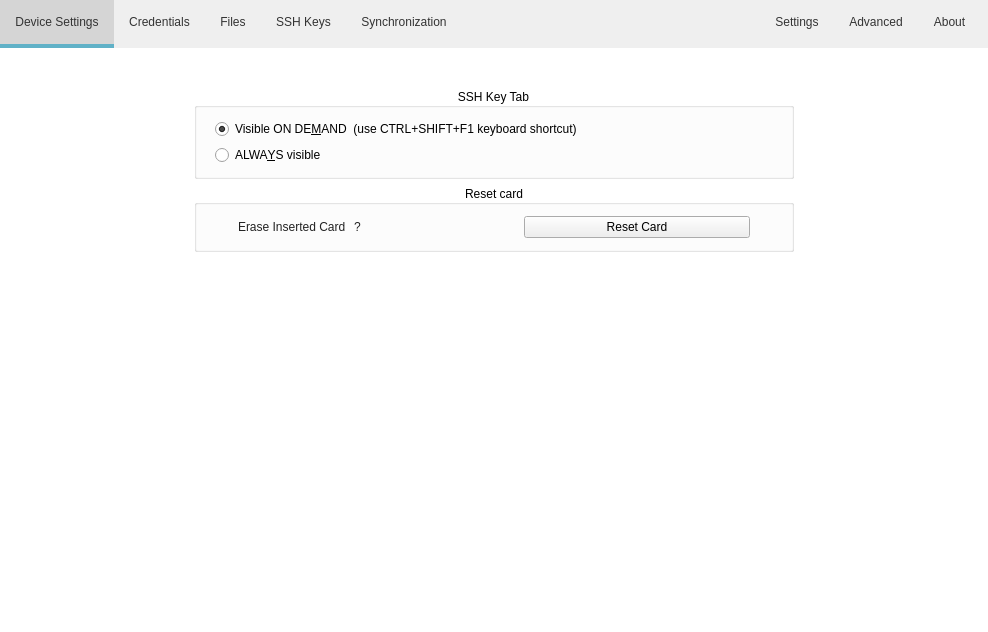
Above: src/MainWindow.ui from mooltipass/moolticute before the change. Below: the same form after it.
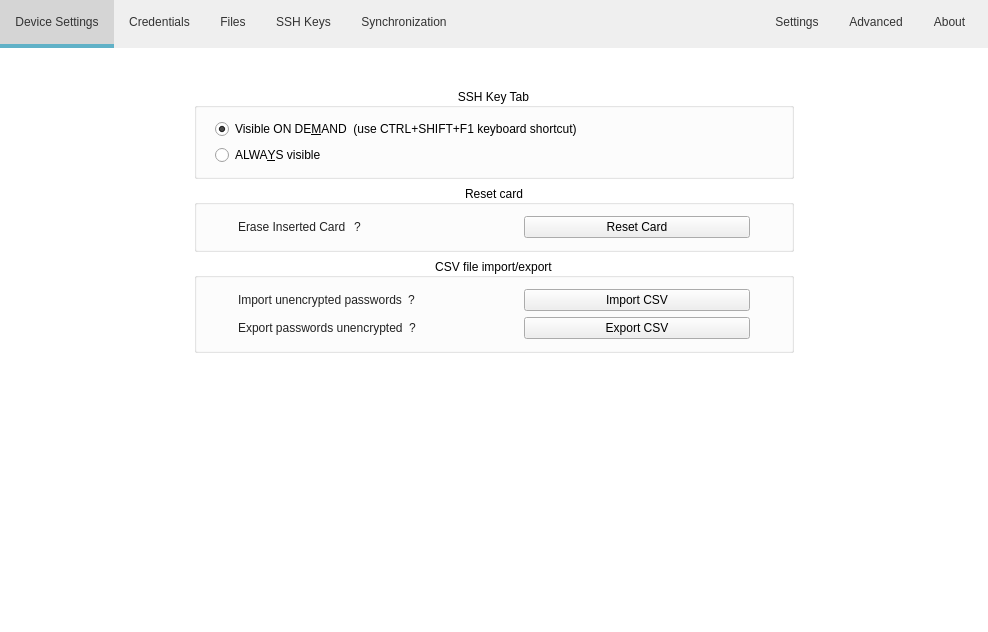
That is the form after the change. Icons and pictures are not drawn. Custom widgets are drawn as their Qt base class.

Commit message: Issue #208: Add Import/Export buttons to hidden 'Advanced' tab. Read selected CSV file (just print to DEBUG log for now)

Diff of the .ui file:
```diff
--- a/src/MainWindow.ui
+++ b/src/MainWindow.ui
@@ -3153,7 +3153,7 @@
         <property name="rightMargin">
          <number>80</number>
         </property>
-        <item row="2" column="0">
+        <item row="3" column="0">
          <spacer name="verticalSpacer_18">
           <property name="orientation">
            <enum>Qt::Vertical</enum>
@@ -3269,6 +3269,81 @@
           </layout>
          </widget>
         </item>
+        <item row="2" column="0">
+         <widget class="QGroupBox" name="groupBox_CSV">
+          <property name="title">
+           <string>CSV file import/export</string>
+          </property>
+          <property name="alignment">
+           <set>Qt::AlignCenter</set>
+          </property>
+          <layout class="QVBoxLayout" name="verticalLayout_28">
+           <item>
+            <layout class="QGridLayout" name="gridLayout_4">
+             <property name="leftMargin">
+              <number>30</number>
+             </property>
+             <property name="rightMargin">
+              <number>30</number>
+             </property>
+             <property name="horizontalSpacing">
+              <number>60</number>
+             </property>
+             <item row="0" column="0">
+              <layout class="QHBoxLayout" name="horizontalLayout_41">
+               <item>
+                <widget class="QLabel" name="label_10">
+                 <property name="text">
+                  <string>Import unencrypted passwords</string>
+                 </property>
+                </widget>
+               </item>
+               <item>
+                <widget class="QLabel" name="label_ImportCSVHelp">
+                 <property name="text">
+                  <string>?</string>
+                 </property>
+                </widget>
+               </item>
+              </layout>
+             </item>
+             <item row="0" column="1">
+              <widget class="QPushButton" name="pushButtonImportCSV">
+               <property name="text">
+                <string>Import CSV</string>
+               </property>
+              </widget>
+             </item>
+             <item row="1" column="0">
+              <layout class="QHBoxLayout" name="horizontalLayout_42">
+               <item>
+                <widget class="QLabel" name="label_12">
+                 <property name="text">
+                  <string>Export passwords unencrypted</string>
+                 </property>
+                </widget>
+               </item>
+               <item>
+                <widget class="QLabel" name="label_ExportCSVHelp">
+                 <property name="text">
+                  <string>?</string>
+                 </property>
+                </widget>
+               </item>
+              </layout>
+             </item>
+             <item row="1" column="1">
+              <widget class="QPushButton" name="pushButtonExportCSV">
+               <property name="text">
+                <string>Export CSV</string>
+               </property>
+              </widget>
+             </item>
+            </layout>
+           </item>
+          </layout>
+         </widget>
+        </item>
        </layout>
       </widget>
      </widget>
```
The commit also changes 2 other files.
